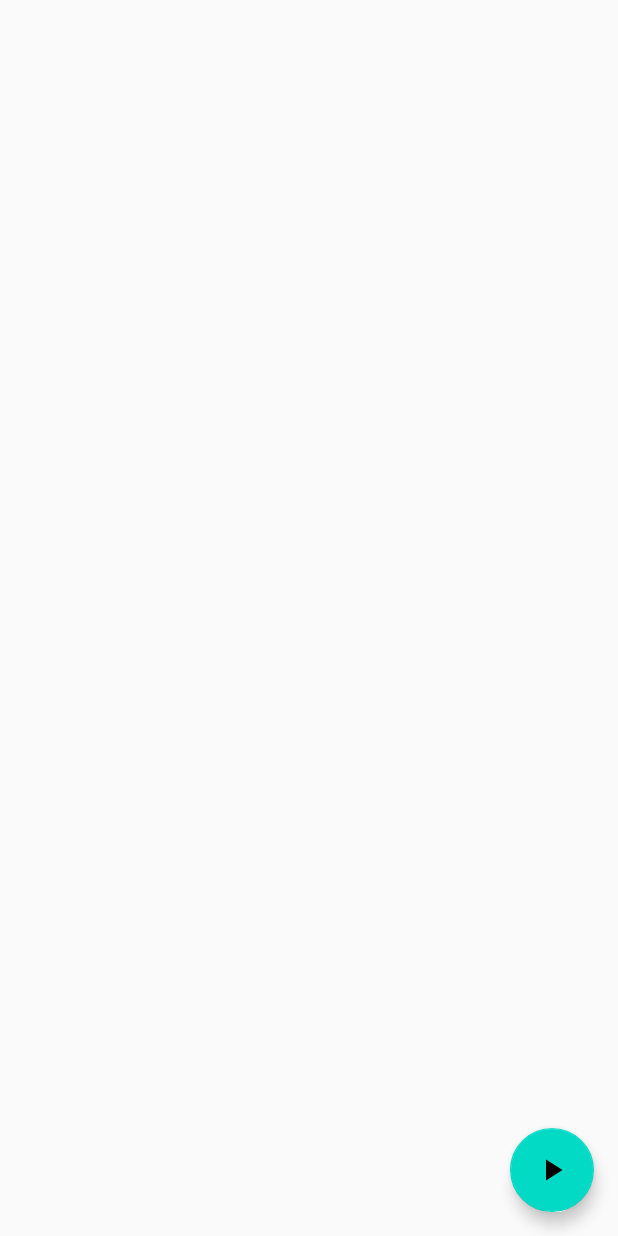
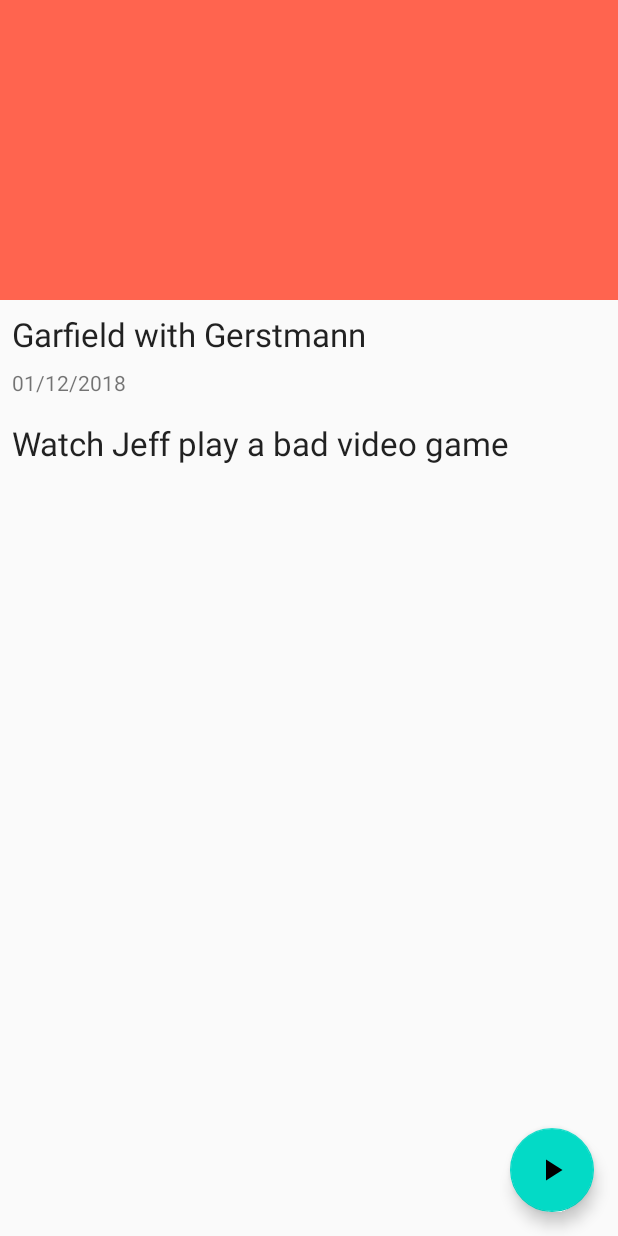
Before and after one commit to Wyrmix/La-Bomba-Gigante, an Android app: the layout fragment_video_details.xml on its own in the app's theme, with its tools: preview values and no code run, on a phone screen of 412 x 824 dp. Run offline under Robolectric (Android 15) with nearby library versions, the phone set to English and light mode, and no system bars.

Commit message:
Fixed video details
- replaced `CoordinatorLayout` with `ConstraintLayout` since there's no collapsing toolbar anymore

```diff
--- a/app/src/main/res/layout/fragment_video_details.xml
+++ b/app/src/main/res/layout/fragment_video_details.xml
@@ -9,12 +9,10 @@
             type="com.wyrmix.giantbombvideoplayer.video.details.VideoDetailsViewModel" />
     </data>
 
-    <androidx.coordinatorlayout.widget.CoordinatorLayout
+    <androidx.constraintlayout.widget.ConstraintLayout
         android:layout_width="match_parent"
         android:layout_height="match_parent"
-        android:fitsSystemWindows="true"
-        tools:context="com.google.samples.apps.sunflower.GardenActivity"
-        tools:ignore="MergeRootFrame">
+        android:fitsSystemWindows="true">
 
         <ImageView
             android:id="@+id/detail_image"
@@ -22,35 +20,54 @@
             android:layout_height="200dp"
             android:fitsSystemWindows="true"
             android:scaleType="centerCrop"
-            app:layout_collapseMode="parallax" />
+            app:layout_constraintEnd_toEndOf="parent"
+            app:layout_constraintStart_toStartOf="parent"
+            app:layout_constraintTop_toTopOf="parent"
+            tools:background="@color/secondaryLightColor" />
 
         <TextView
-            android:id="@+id/plant_watering"
+            android:id="@+id/name"
+            style="?android:attr/textAppearanceLarge"
             android:layout_width="0dp"
             android:layout_height="wrap_content"
+            android:layout_marginStart="@dimen/margin_small"
+            android:layout_marginTop="8dp"
             android:layout_marginEnd="@dimen/margin_small"
-            android:layout_marginStart="@dimen/margin_small"
-            android:layout_marginTop="@dimen/margin_normal"
+            android:text="@{viewModel.video.name}"
+            android:textIsSelectable="true"
+            app:layout_constraintEnd_toEndOf="parent"
+            app:layout_constraintStart_toStartOf="parent"
+            app:layout_constraintTop_toBottomOf="@+id/detail_image"
+            tools:text="Garfield with Gerstmann" />
+
+        <TextView
+            android:id="@+id/date"
+            android:layout_width="0dp"
+            android:layout_height="wrap_content"
+            android:layout_marginStart="8dp"
+            android:layout_marginTop="8dp"
+            android:layout_marginEnd="8dp"
             android:text="@{viewModel.video.publishDate}"
             app:layout_constraintEnd_toEndOf="parent"
             app:layout_constraintStart_toStartOf="parent"
-            app:layout_constraintTop_toTopOf="parent"
-            tools:text="Watering needs: every 7 days"/>
+            app:layout_constraintTop_toBottomOf="@+id/name"
+            tools:text="01/12/2018" />
 
         <TextView
-            android:id="@+id/plant_detail"
+            android:id="@+id/deck"
             style="?android:attr/textAppearanceLarge"
             android:layout_width="0dp"
             android:layout_height="wrap_content"
+            android:layout_marginStart="@dimen/margin_small"
+            android:layout_marginTop="16dp"
             android:layout_marginEnd="@dimen/margin_small"
-            android:layout_marginStart="@dimen/margin_small"
-            android:layout_marginTop="@dimen/margin_small"
             android:text="@{viewModel.video.deck}"
             android:textIsSelectable="true"
             app:layout_constraintEnd_toEndOf="parent"
+            app:layout_constraintHorizontal_bias="0.0"
             app:layout_constraintStart_toStartOf="parent"
-            app:layout_constraintTop_toBottomOf="@+id/plant_watering"
-            tools:text="Details about the plant" />
+            app:layout_constraintTop_toBottomOf="@+id/date"
+            tools:text="Watch Jeff play a bad video game" />
 
         <com.google.android.material.floatingactionbutton.FloatingActionButton
             android:id="@+id/fab"
@@ -59,10 +76,14 @@
             android:layout_height="wrap_content"
             android:layout_gravity="bottom|end"
             android:layout_margin="@dimen/fab_margin"
+            android:layout_marginEnd="8dp"
+            android:layout_marginBottom="8dp"
             android:tint="@android:color/white"
             app:layout_anchorGravity="bottom|end"
+            app:layout_constraintBottom_toBottomOf="parent"
+            app:layout_constraintEnd_toEndOf="parent"
             app:srcCompat="@drawable/ic_play_arrow_64dp" />
 
-    </androidx.coordinatorlayout.widget.CoordinatorLayout>
+    </androidx.constraintlayout.widget.ConstraintLayout>
 
 </layout>
```
